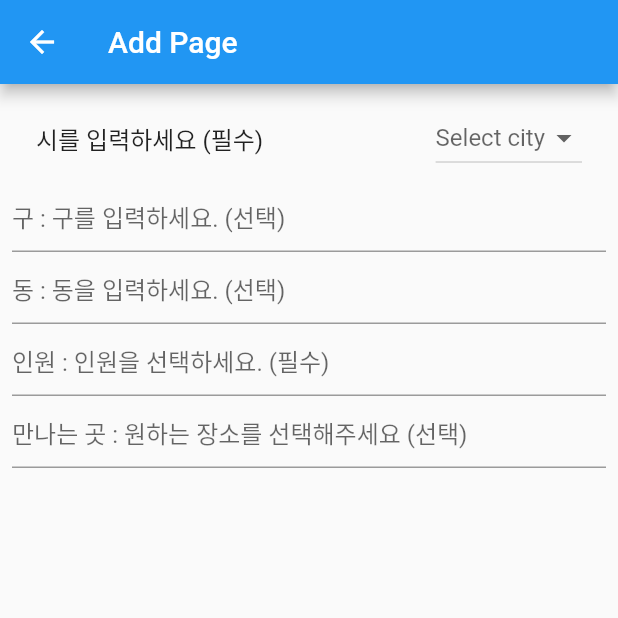
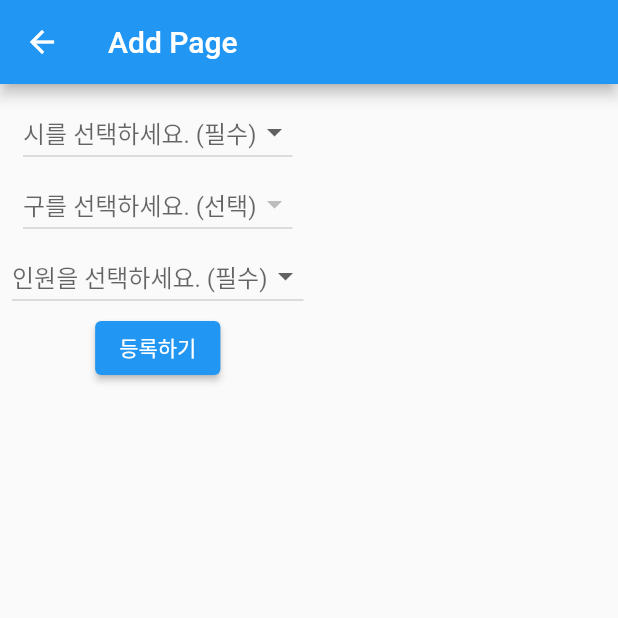
Before and after one commit to JoBeomRae/MEETreally, a Flutter app: the FirstPage screen opened directly, after a tap on "등록하기", on a phone screen of 412 x 824 dp, the top half of it. Run offline on Flutter 3.47's test engine with Material 2 defaults, Android fonts, the phone set to English and light mode, and no system bars.

Commit message:
두번째완성작

```diff
--- a/lib/addpage/add.dart
+++ b/lib/addpage/add.dart
@@ -1,4 +1,5 @@
 import 'package:flutter/material.dart';
+import 'package:meet/firstloginpage/first_page.dart'; // 여기에 경로를 정확하게 맞춰주세요.
 
 class AddPage extends StatefulWidget {
   const AddPage({Key? key}) : super(key: key);
@@ -8,28 +9,17 @@ class AddPage extends StatefulWidget {
 }
 
 class _AddPageState extends State<AddPage> {
-  String _selectedCity = '';
+  String? _selectedCity;
+  String? _selectedDistrict;
+  String? _selectedPeople;
 
-  final List<String> _cityOptions = <String>[
-    '서울특별시',
-    '부산광역시',
-    // 추가로 다른 시/도를 넣어주시면 됩니다.
-  ];
+  final List<String> _cities = ['서울특별시', '부산광역시'];
+  final Map<String, List<String>> _districts = {
+    '서울특별시': ['강남구', '서초구'],
+    '부산광역시': ['부산구', '구구']
+  };
 
-  final TextEditingController _guController = TextEditingController();
-  final TextEditingController _dongController = TextEditingController();
-  final TextEditingController _peopleController = TextEditingController();
-  final TextEditingController _placeController = TextEditingController();
-
-  @override
-  void dispose() {
-    // Clean up the controller when the widget is disposed.
-    _guController.dispose();
-    _dongController.dispose();
-    _peopleController.dispose();
-    _placeController.dispose();
-    super.dispose();
-  }
+  final List<String> _people = ['2명', '3명', '4명'];
 
   @override
   Widget build(BuildContext context) {
@@ -41,48 +31,69 @@ class _AddPageState extends State<AddPage> {
         padding: const EdgeInsets.all(8.0),
         child: Column(
           children: <Widget>[
-            ListTile(
-              title: const Text('시를 입력하세요 (필수)'),
-              trailing: DropdownButton<String>(
-                value: _selectedCity.isEmpty ? null : _selectedCity,
-                hint: const Text('Select city'),
-                items:
-                    _cityOptions.map<DropdownMenuItem<String>>((String value) {
+            DropdownButton<String>(
+              value: _selectedCity,
+              hint: const Text('시를 선택하세요. (필수)'),
+              onChanged: (String? newValue) {
+                setState(() {
+                  _selectedCity = newValue;
+                  _selectedDistrict = null; // Reset district when city changes
+                });
+              },
+              items: _cities.map<DropdownMenuItem<String>>((String value) {
                 return DropdownMenuItem<String>(
                   value: value,
                   child: Text(value),
                 );
               }).toList(),
+            ),
+            DropdownButton<String>(
+              value: _selectedDistrict,
+              hint: const Text('구를 선택하세요. (선택)'),
               onChanged: (String? newValue) {
                 setState(() {
-                    _selectedCity = newValue!;
+                  _selectedDistrict = newValue;
                 });
               },
+              items: _selectedCity == null
+                  ? []
+                  : _districts[_selectedCity]!
+                      .map<DropdownMenuItem<String>>((String value) {
+                      return DropdownMenuItem<String>(
+                        value: value,
+                        child: Text(value),
+                      );
+                    }).toList(),
+            ),
+            DropdownButton<String>(
+              value: _selectedPeople,
+              hint: const Text('인원을 선택하세요. (필수)'),
+              onChanged: (String? newValue) {
+                setState(() {
+                  _selectedPeople = newValue;
+                });
+              },
+              items: _people.map<DropdownMenuItem<String>>((String value) {
+                return DropdownMenuItem<String>(
+                  value: value,
+                  child: Text(value),
+                );
+              }).toList(),
+            ),
+            ElevatedButton(
+              child: const Text("등록하기"),
+              onPressed: () {
+                Navigator.pushReplacement(
+                  context,
+                  MaterialPageRoute(
+                    builder: (context) => FirstPage(
+                      city: _selectedCity,
+                      district: _selectedDistrict,
+                      people: _selectedPeople,
                     ),
                   ),
-            TextField(
-              controller: _guController,
-              decoration: const InputDecoration(
-                hintText: '구 : 구를 입력하세요. (선택)',
-              ),
-            ),
-            TextField(
-              controller: _dongController,
-              decoration: const InputDecoration(
-                hintText: '동 : 동을 입력하세요. (선택)',
-              ),
-            ),
-            TextField(
-              controller: _peopleController,
-              decoration: const InputDecoration(
-                hintText: '인원 : 인원을 선택하세요. (필수)',
-              ),
-            ),
-            TextField(
-              controller: _placeController,
-              decoration: const InputDecoration(
-                hintText: '만나는 곳 : 원하는 장소를 선택해주세요 (선택)',
-              ),
+                );
+              },
             ),
           ],
         ),
--- a/lib/firstloginpage/first_page.dart
+++ b/lib/firstloginpage/first_page.dart
@@ -1,8 +1,13 @@
 import 'package:flutter/material.dart';
-import 'package:meet/addpage/add.dart';
+import 'package:meet/addpage/add.dart'; // 여기에 경로를 정확하게 맞춰주세요.
 
 class FirstPage extends StatefulWidget {
-  const FirstPage({Key? key}) : super(key: key);
+  final String? city;
+  final String? district;
+  final String? people;
+
+  const FirstPage({this.city, this.district, this.people, Key? key})
+      : super(key: key);
 
   @override
   FirstPageState createState() => FirstPageState();
@@ -22,26 +27,27 @@ class FirstPageState extends State<FirstPage> {
     // 각 탭에 대응하는 위젯 리스트
     final List<Widget> widgetOptions = <Widget>[
       Center(
-        child: ElevatedButton(
-          // '등록하기' 버튼
+        child: Column(
+          mainAxisAlignment: MainAxisAlignment.center,
+          children: [
+            Text('시: ${widget.city ?? ''}'),
+            Text('구: ${widget.district ?? ''}'),
+            Text('인원: ${widget.people ?? ''}'),
+            ElevatedButton(
               onPressed: () {
                 Navigator.push(
                   context,
                   MaterialPageRoute(builder: (context) => const AddPage()),
                 );
               },
-          style: ButtonStyle(
-            backgroundColor: MaterialStateProperty.all<Color>(
-                Colors.white), // 버튼의 배경색을 흰색으로 설정
-            foregroundColor: MaterialStateProperty.all<Color>(
-                Colors.black), // 버튼의 텍스트 색상을 검은색으로 설정
-          ),
               child: const Text('등록하기'),
             ),
+          ],
         ),
-      Container(), // 빈 위젯
-      Container(), // 빈 위젯
-      Container(), // 빈 위젯
+      ),
+      Container(),
+      Container(),
+      Container(),
     ];
     return Scaffold(
       appBar: AppBar(
```
Lines whose indentation alone changed are shown as unchanged.
